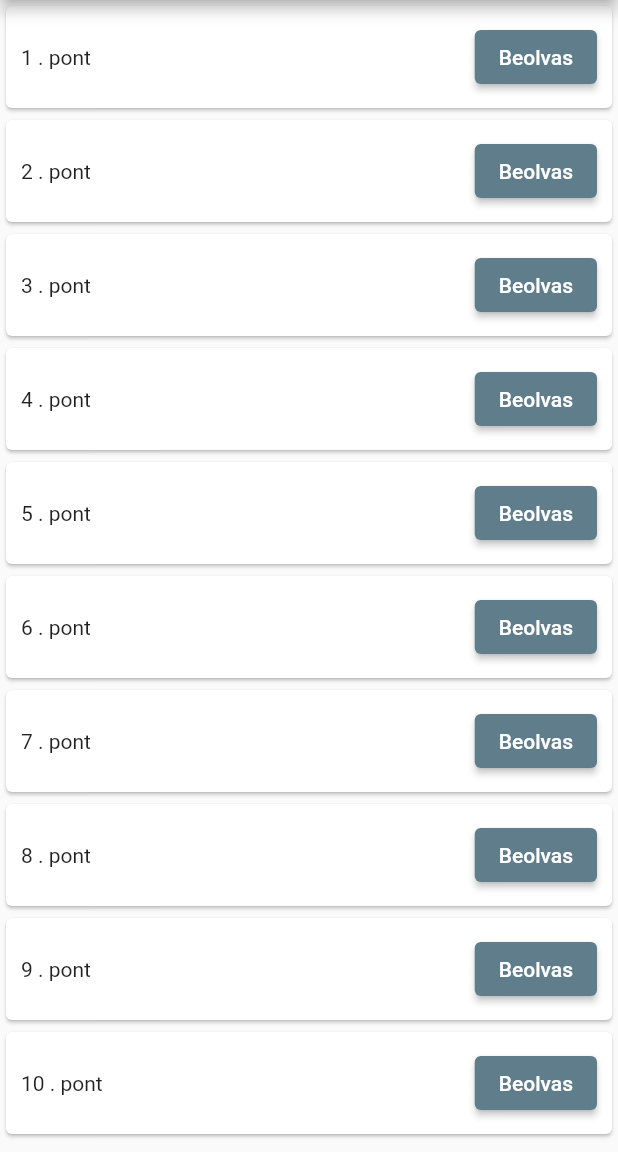
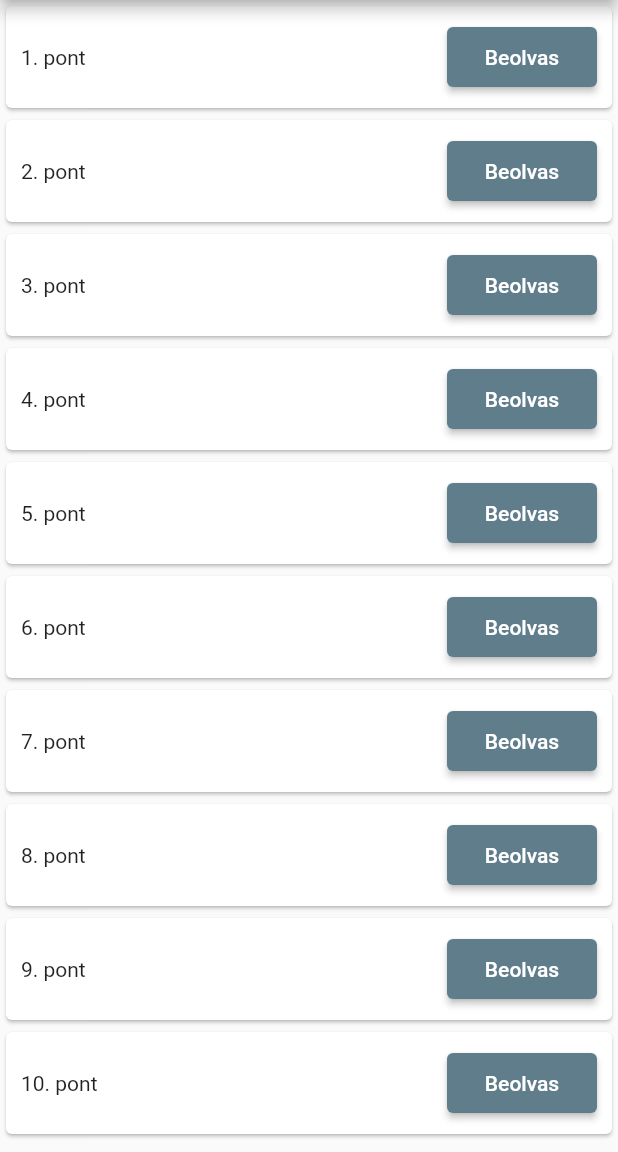
Before and after one commit to csabarato/qrunner, a Flutter app: the screen it shows after launch, on a phone screen of 412 x 824 dp, the part 84-1236 px from its top. Run offline on Flutter 3.47's test engine with Material 2 defaults, Android fonts, the phone set to English and light mode, and no system bars; missing offline and left inert: mobile_scanner.

Commit message:
Create read_codes_list_screen.dart Add strings.dart Show done message in card if code scanned successfully

```diff
--- /dev/null
+++ b/lib/components/cards/read_code_card.dart
@@ -0,0 +1,50 @@
+import 'package:flutter/material.dart';
+import 'package:qrunner/components/constants/strings.dart';
+
+class ReadCodeCard extends StatelessWidget {
+  const ReadCodeCard(
+      {Key? key,
+      required this.index,
+      this.readResult = "",
+      required this.onTap,
+      required this.isScanned})
+      : super(key: key);
+
+  final int index;
+  final String readResult;
+  final VoidCallback onTap;
+  final bool isScanned;
+
+  @override
+  Widget build(BuildContext context) {
+    return Card(
+      shape: isScanned
+          ? const RoundedRectangleBorder(
+              side: BorderSide(
+                color: Colors.green,
+                width: 3.0,
+              ),
+              borderRadius: BorderRadius.all(Radius.circular(10.0)))
+          : null,
+      child: Padding(
+        padding: const EdgeInsets.all(10.0),
+        child: Row(
+          mainAxisAlignment: MainAxisAlignment.spaceBetween,
+          children: [
+            Text('${index + 1}. $kPoint'),
+            Text(readResult),
+            ElevatedButton(
+              onPressed: isScanned ? null : onTap,
+              style: ElevatedButton.styleFrom(
+                  backgroundColor: isScanned ? Colors.green : Colors.blueGrey,
+                  disabledBackgroundColor: Colors.green,
+                  disabledForegroundColor: Colors.white,
+                  minimumSize: const Size(100.0, 40)),
+              child: isScanned ? const Text(kDone) : const Text(kRead),
+            )
+          ],
+        ),
+      ),
+    );
+  }
+}
--- /dev/null
+++ b/lib/components/constants/strings.dart
@@ -0,0 +1,4 @@
+const String kDone = 'Kész';
+const String kRead = 'Beolvas';
+const String kPoint = 'pont';
+const String kReadPoint = 'pont beolvasása';
--- a/lib/components/read_code_card.dart
+++ /dev/null
@@ -1,27 +0,0 @@
-import 'package:flutter/material.dart';
-
-class ReadCodeCard extends StatelessWidget {
-  const ReadCodeCard({Key? key, required this.index, this.readResult = "",
-  required this.onTap}) : super(key: key);
-
-  final int index;
-  final String readResult;
-  final VoidCallback onTap;
-
-  @override
-  Widget build(BuildContext context) {
-    return Card(
-      child: Padding(
-        padding: const EdgeInsets.all(10.0),
-        child: Row(
-          mainAxisAlignment: MainAxisAlignment.spaceBetween,
-          children: [
-            Text("${index +1} . pont"),
-            Text(readResult),
-            ElevatedButton(onPressed: onTap, child: const Text('Beolvas'))
-          ],
-        ),
-      ),
-    );
-  }
-}
--- a/lib/components/read_code_screen.dart
+++ b/lib/components/screens/read_code_screen.dart
@@ -1,21 +1,29 @@
 import 'package:flutter/material.dart';
 import 'package:mobile_scanner/mobile_scanner.dart';
 
+import '../constants/strings.dart';
+
 class ReadCodeScreen extends StatefulWidget {
-  const ReadCodeScreen({Key? key,}) : super(key: key);
+  const ReadCodeScreen(
+      {Key? key, required this.index, required this.barcodeMap})
+      : super(key: key);
+
+  final int index;
+  final Map<int, Barcode> barcodeMap;
 
   @override
   State<StatefulWidget> createState() => ReadCodeScreenState();
 }
 
 class ReadCodeScreenState extends State<ReadCodeScreen> {
-
   final GlobalKey qrKey = GlobalKey(debugLabel: 'qrKey');
 
   @override
   Widget build(BuildContext context) {
     return Scaffold(
-      appBar: AppBar(title: const Text('Scan code'),),
+      appBar: AppBar(
+        title: Text('${widget.index + 1}. $kReadPoint'),
+      ),
       body: MobileScanner(
         controller: MobileScannerController(
           detectionSpeed: DetectionSpeed.normal,
@@ -25,7 +33,7 @@ class ReadCodeScreenState extends State<ReadCodeScreen> {
         onDetect: (capture) {
           final List<Barcode> barcodes = capture.barcodes;
           for (final barcode in barcodes) {
-            print(barcode.rawValue);
+            widget.barcodeMap[widget.index] = barcode;
           }
           Navigator.pop(context);
         },
--- /dev/null
+++ b/lib/components/screens/read_codes_list_screen.dart
@@ -0,0 +1,49 @@
+import 'package:flutter/material.dart';
+import 'package:mobile_scanner/mobile_scanner.dart';
+import 'package:qrunner/components/screens/read_code_screen.dart';
+
+import '../cards/read_code_card.dart';
+
+class ReadCodesListScreen extends StatefulWidget {
+  const ReadCodesListScreen({Key? key}) : super(key: key);
+
+  @override
+  State<ReadCodesListScreen> createState() => _ReadCodesListScreenState();
+}
+
+class _ReadCodesListScreenState extends State<ReadCodesListScreen> {
+  Map<int, Barcode> resultBarcodeMap = {};
+
+  @override
+  Widget build(BuildContext context) {
+    return SingleChildScrollView(
+      child: Column(
+        children: [
+          ListView.builder(
+              itemCount: 10,
+              shrinkWrap: true,
+              physics: const ClampingScrollPhysics(),
+              itemBuilder: (context, index) {
+                return ReadCodeCard(
+                  index: index,
+                  isScanned: isCodeScanned(index),
+                  onTap: () {
+                    Navigator.push(context,
+                        MaterialPageRoute(builder: (BuildContext context) {
+                      return ReadCodeScreen(
+                        index: index,
+                        barcodeMap: resultBarcodeMap,
+                      );
+                    })).then((_) => setState(() {}));
+                  },
+                );
+              })
+        ],
+      ),
+    );
+  }
+
+  bool isCodeScanned(int index) {
+    return resultBarcodeMap[index] != null;
+  }
+}
--- a/lib/main.dart
+++ b/lib/main.dart
@@ -1,7 +1,5 @@
-
 import 'package:flutter/material.dart';
-import 'package:qrunner/components/read_code_card.dart';
-import 'package:qrunner/components/read_code_screen.dart';
+import 'package:qrunner/components/screens/read_codes_list_screen.dart';
 
 void main() {
   runApp(const MyApp());
@@ -32,31 +30,13 @@ class MyHomePage extends StatefulWidget {
 }
 
 class _MyHomePageState extends State<MyHomePage> {
-
   @override
   Widget build(BuildContext context) {
     return Scaffold(
       appBar: AppBar(
         title: Text(widget.title),
       ),
-      body: SingleChildScrollView(
-        child: Column(
-          children: [
-            ListView.builder(
-                itemCount: 10,
-                shrinkWrap: true,
-                physics: const ClampingScrollPhysics(),
-                itemBuilder: (context, index) {
-                  return ReadCodeCard(index: index, onTap: () {
-                    Navigator.push(context, MaterialPageRoute(builder: (BuildContext context) {
-                      return ReadCodeScreen();
-                    }));
-                  },);
-                }
-              )
-          ],
-        ),
-      ), // This trailing comma makes auto-formatting nicer for build methods.
+      body: const ReadCodesListScreen(),
     );
   }
 }
```
